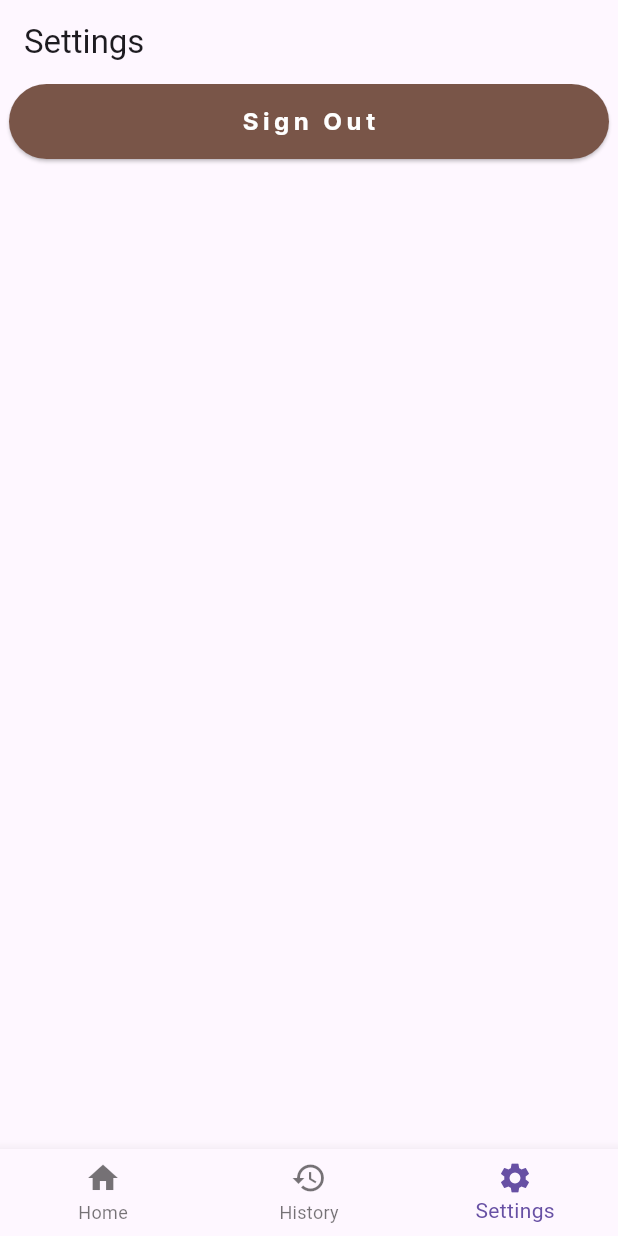
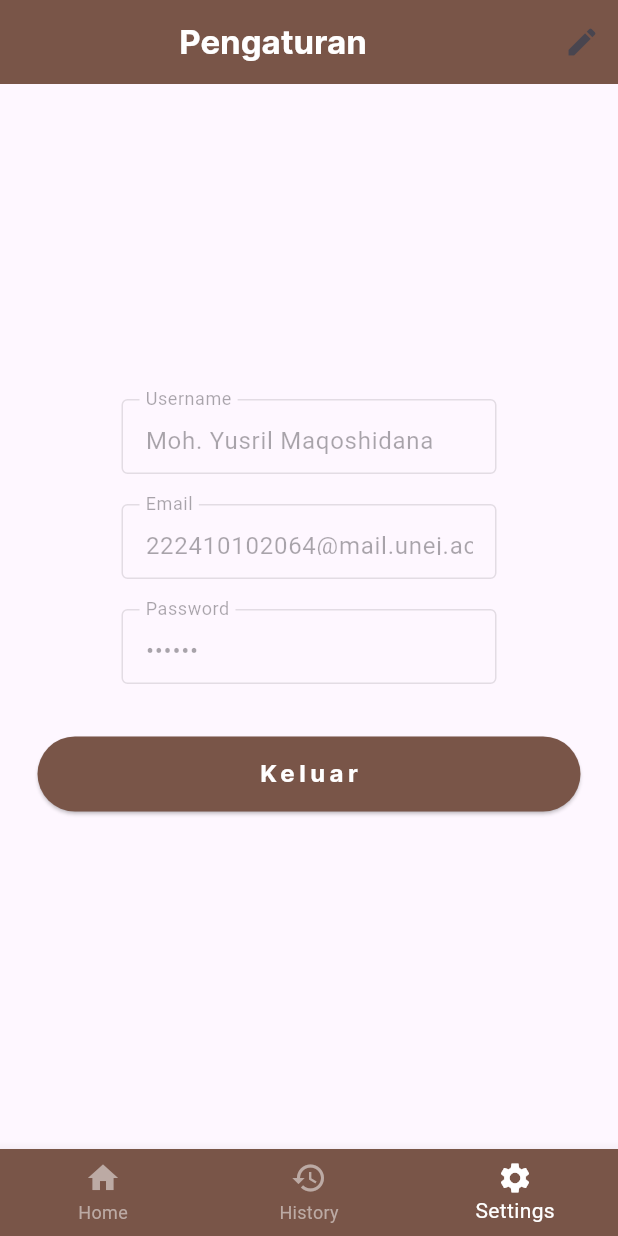
Before and after one commit to YusrilMaqoshidana/project-ppl-agroindustri, a Flutter app: the screen it shows once a user with an empty profile is signed in, item 3 of the bottom bar chosen, on a phone screen of 412 x 824 dp. Run offline on Flutter 3.47's test engine with Material 3 defaults, Android fonts, the phone set to English and light mode, and no system bars; our stand-ins replace firebase_auth, firebase_core; accounts and stored records are empty; network calls fail.

Commit message:
+M login, first_page, home_page, settings_page

```diff
--- a/lib/pages/Homepage/first_page.dart
+++ b/lib/pages/Homepage/first_page.dart
@@ -32,6 +32,9 @@ class _FirstPageState extends State<FirstPage> {
     return Scaffold(
       body: _pages[_selectedIndex],
       bottomNavigationBar: BottomNavigationBar(
+        backgroundColor: Colors.brown, // Warna coklat untuk bottom navigation bar
+        selectedItemColor: Colors.white, // Warna putih untuk item yang dipilih
+        unselectedItemColor: Colors.brown[200], // Warna coklat muda untuk item yang tidak dipilih
         currentIndex: _selectedIndex,
         onTap: _navigateBottomBar,
         items: [
--- a/lib/pages/Homepage/settings_page.dart
+++ b/lib/pages/Homepage/settings_page.dart
@@ -2,26 +2,108 @@ import 'package:flutter/material.dart';
 import 'package:gencoff_app/providers/auth_provider.dart';
 import 'package:gencoff_app/utils/long_button.dart';
 
-class SettingsPage extends StatelessWidget {
-  const SettingsPage({super.key});
+class SettingsPage extends StatefulWidget {
+  SettingsPage({super.key});
 
-  Widget _title(){
-    return Text("Settings");
+  @override
+  State<SettingsPage> createState() => _SettingsPageState();
+}
+
+class _SettingsPageState extends State<SettingsPage> {
+  final Map<String, String> profileData = {}; // Map untuk menyimpan data profil
+  final TextEditingController usernameController = TextEditingController();
+  final TextEditingController emailController = TextEditingController();
+  final TextEditingController passwordController = TextEditingController();
+
+  bool isEdit = false;
+
+  Widget _title() {
+    return Center(
+        child: Text(
+      "Pengaturan",
+      style: TextStyle(
+          fontFamily: "Inter",
+          fontWeight: FontWeight.w700,
+          color: Colors.white),
+    ));
   }
 
   Future<void> signOut() async {
     await Auth().signOut();
   }
+
   Widget _signOutButton() {
-    return LongButton(text: "Sign Out", onPressed: signOut);
+    return Container(
+        margin: EdgeInsets.all(25),
+        child: LongButton(text: "Keluar", onPressed: signOut));
   }
+
+  Widget _readData(TextEditingController controller, String label, {String defaultValue = ''}) {
+    controller.text = defaultValue; // Set nilai default ke dalam controller
+    return Container(
+      width: 250,
+      height: 50,
+      margin: EdgeInsets.symmetric(vertical: 10),
+      child: TextField(
+        controller: controller,
+        enabled: isEdit,
+        obscureText: label.toLowerCase() == 'password',
+        decoration: InputDecoration(
+          labelText: label,
+          border: OutlineInputBorder(),
+        ),
+      ),
+    );
+  }
+
+  void _toggleEdit() {
+    setState(() {
+      isEdit = !isEdit;
+    });
+  }
+
+  void _saveProfile() {
+    setState(() {
+      // Simpan data profil yang diedit ke dalam variabel profileData
+      profileData['username'] = usernameController.text;
+      profileData['email'] = emailController.text;
+      profileData['password'] = passwordController.text;
+      isEdit = false;
+    });
+  }
+
   @override
   Widget build(BuildContext context) {
+    // Baca data profil saat pertama kali halaman dimuat
+    // profileData = readProfile(); // Implementasikan fungsi ini sesuai dengan metode pembacaan yang digunakan
+
+    // Set nilai controller berdasarkan data profil yang telah dibaca
+    usernameController.text = profileData['username'] ?? '';
+    emailController.text = profileData['email'] ?? '';
+    passwordController.text = profileData['password'] ?? '';
+
     return Scaffold(
-      appBar: AppBar(title:_title(),),
+      appBar: AppBar(
+        title: _title(),
+        backgroundColor: Colors.brown,
+        actions: [
+          !isEdit ? IconButton(
+            icon: Icon(Icons.edit),
+            onPressed: _toggleEdit,
+          ) :
+            IconButton(
+              icon: Icon(Icons.save),
+              onPressed: _saveProfile,
+            ),
+        ],
+      ),
       body: Center(
         child: Column(
+          mainAxisAlignment: MainAxisAlignment.center,
           children: [
+            _readData(usernameController, 'Username', defaultValue: profileData['username'] ?? 'Moh. Yusril Maqoshidana'),
+            _readData(emailController, 'Email', defaultValue: profileData['email'] ?? '222410102064@mail.unej.ac.id'),
+            _readData(passwordController, 'Password', defaultValue: profileData['password'] ?? '******'),
             _signOutButton(),
           ],
         ),
```
Also changed, not shown: lib/pages/Homepage/home_page_owner.dart (+4 -21 lines), lib/pages/auth/login_page.dart (+45 -2 lines).
